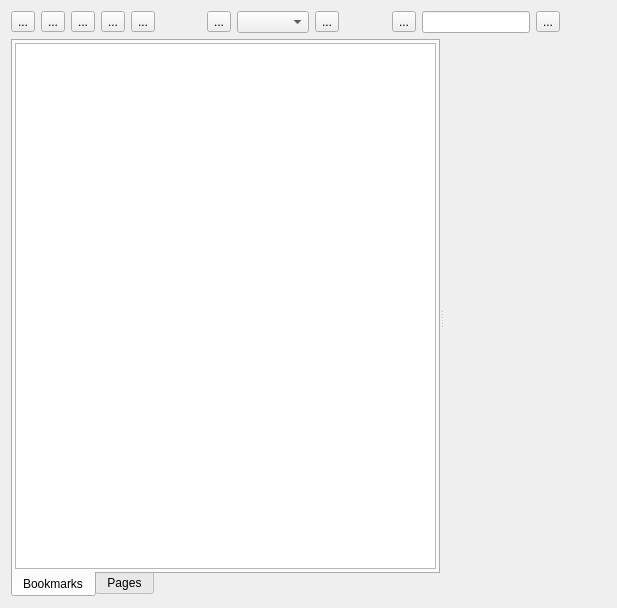
Old version of the form src/libraries/rwidgets/mediacontainers/pdfviewer.ui in the repository Rolisteam/rolisteam.
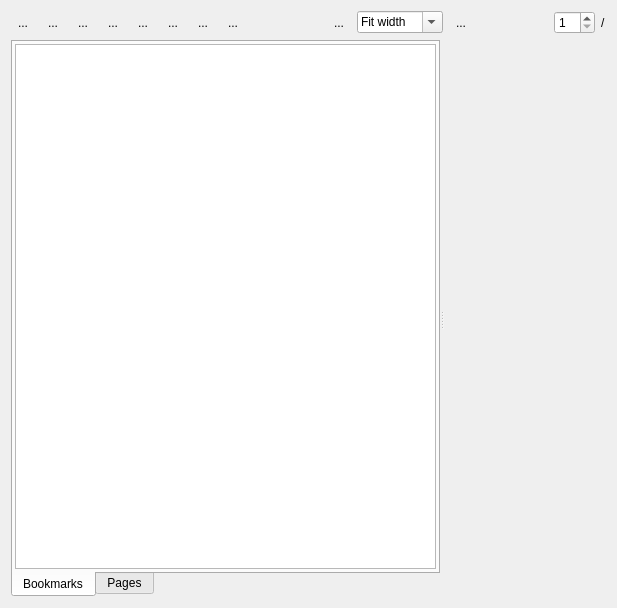
New version of the form. Icons and pictures are not drawn. Custom widgets are drawn as their Qt base class.

What changed in the file:
```diff
--- a/src/libraries/rwidgets/mediacontainers/pdfviewer.ui
+++ b/src/libraries/rwidgets/mediacontainers/pdfviewer.ui
@@ -21,9 +21,22 @@
    <item>
     <layout class="QHBoxLayout" name="horizontalLayout">
      <item>
-      <widget class="QToolButton" name="m_cropBtn">
+      <widget class="QToolButton" name="m_previousPageBtn">
        <property name="text">
         <string>...</string>
+       </property>
+       <property name="autoRaise">
+        <bool>true</bool>
+       </property>
+      </widget>
+     </item>
+     <item>
+      <widget class="QToolButton" name="m_nextPageBtn">
+       <property name="text">
+        <string>...</string>
+       </property>
+       <property name="autoRaise">
+        <bool>true</bool>
        </property>
       </widget>
      </item>
@@ -32,6 +45,29 @@
        <property name="text">
         <string>...</string>
        </property>
+       <property name="autoRaise">
+        <bool>true</bool>
+       </property>
+      </widget>
+     </item>
+     <item>
+      <widget class="QToolButton" name="m_cropBtn">
+       <property name="text">
+        <string>...</string>
+       </property>
+       <property name="autoRaise">
+        <bool>true</bool>
+       </property>
+      </widget>
+     </item>
+     <item>
+      <widget class="QToolButton" name="m_extractTextBtn">
+       <property name="text">
+        <string>...</string>
+       </property>
+       <property name="autoRaise">
+        <bool>true</bool>
+       </property>
       </widget>
      </item>
      <item>
@@ -39,6 +75,9 @@
        <property name="text">
         <string>...</string>
        </property>
+       <property name="autoRaise">
+        <bool>true</bool>
+       </property>
       </widget>
      </item>
      <item>
@@ -46,6 +85,9 @@
        <property name="text">
         <string>...</string>
        </property>
+       <property name="autoRaise">
+        <bool>true</bool>
+       </property>
       </widget>
      </item>
      <item>
@@ -53,6 +95,9 @@
        <property name="text">
         <string>...</string>
        </property>
+       <property name="autoRaise">
+        <bool>true</bool>
+       </property>
       </widget>
      </item>
      <item>
@@ -73,16 +118,66 @@
        <property name="text">
         <string>...</string>
        </property>
+       <property name="autoRaise">
+        <bool>true</bool>
+       </property>
       </widget>
      </item>
      <item>
-      <widget class="QComboBox" name="comboBox"/>
+      <widget class="QComboBox" name="m_zoomLevel">
+       <property name="editable">
+        <bool>true</bool>
+       </property>
+       <item>
+        <property name="text">
+         <string>Fit width</string>
+        </property>
+       </item>
+       <item>
+        <property name="text">
+         <string>Fit in View</string>
+        </property>
+       </item>
+       <item>
+        <property name="text">
+         <string>25%</string>
+        </property>
+       </item>
+       <item>
+        <property name="text">
+         <string>50%</string>
+        </property>
+       </item>
+       <item>
+        <property name="text">
+         <string>75%</string>
+        </property>
+       </item>
+       <item>
+        <property name="text">
+         <string>100%</string>
+        </property>
+       </item>
+       <item>
+        <property name="text">
+         <string>150%</string>
+        </property>
+       </item>
+       <item>
+        <property name="text">
+         <string>200%</string>
+        </property>
+       </item>
+      </widget>
      </item>
      <item>
       <widget class="QToolButton" name="m_zoomOutBtn">
        <property name="text">
         <string>...</string>
        </property>
+       <property name="autoRaise">
+        <bool>true</bool>
+       </property>
       </widget>
      </item>
      <item>
@@ -99,35 +194,19 @@
       </spacer>
      </item>
      <item>
-      <widget class="QToolButton" name="m_previousPageBtn">
-       <property name="text">
-        <string>...</string>
+      <widget class="QSpinBox" name="m_curentPage">
+       <property name="minimum">
+        <number>1</number>
        </property>
       </widget>
      </item>
      <item>
-      <widget class="QLineEdit" name="lineEdit"/>
-     </item>
-     <item>
-      <widget class="QToolButton" name="m_nextPageBtn">
+      <widget class="QLabel" name="m_pageCount">
        <property name="text">
-        <string>...</string>
+        <string>/</string>
        </property>
       </widget>
      </item>
-     <item>
-      <spacer name="horizontalSpacer_3">
-       <property name="orientation">
-        <enum>Qt::Horizontal</enum>
-       </property>
-       <property name="sizeHint" stdset="0">
-        <size>
-         <width>40</width>
-         <height>20</height>
-        </size>
-       </property>
-      </spacer>
-     </item>
     </layout>
    </item>
    <item>
```
Left out of the diff: 38 changed lines with no effect on the pictures.
